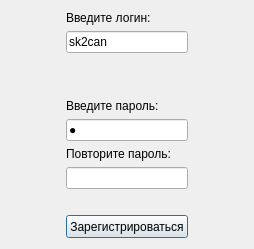
Before: the Qt Designer form client_side/resources/ui/registration_window.ui in Sk2can/Password-manager, drawn with Qt 5.
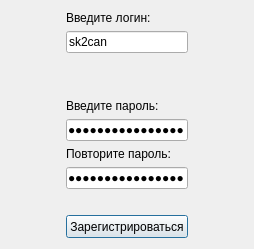
After: the same form once the commit is applied.

Patch:
```diff
--- a/client_side/resources/ui/registration_window.ui
+++ b/client_side/resources/ui/registration_window.ui
@@ -22,6 +22,9 @@
   <layout class="QGridLayout" name="gridLayout">
    <item row="6" column="1">
     <widget class="QLineEdit" name="password_conf_lineEdit">
+     <property name="text">
+      <string>1111111111111111</string>
+     </property>
      <property name="echoMode">
       <enum>QLineEdit::Password</enum>
      </property>
@@ -90,7 +93,7 @@
    <item row="4" column="1">
     <widget class="QLineEdit" name="password_lineEdit">
      <property name="text">
-      <string>1</string>
+      <string>1111111111111111</string>
      </property>
      <property name="echoMode">
       <enum>QLineEdit::Password</enum>
```
